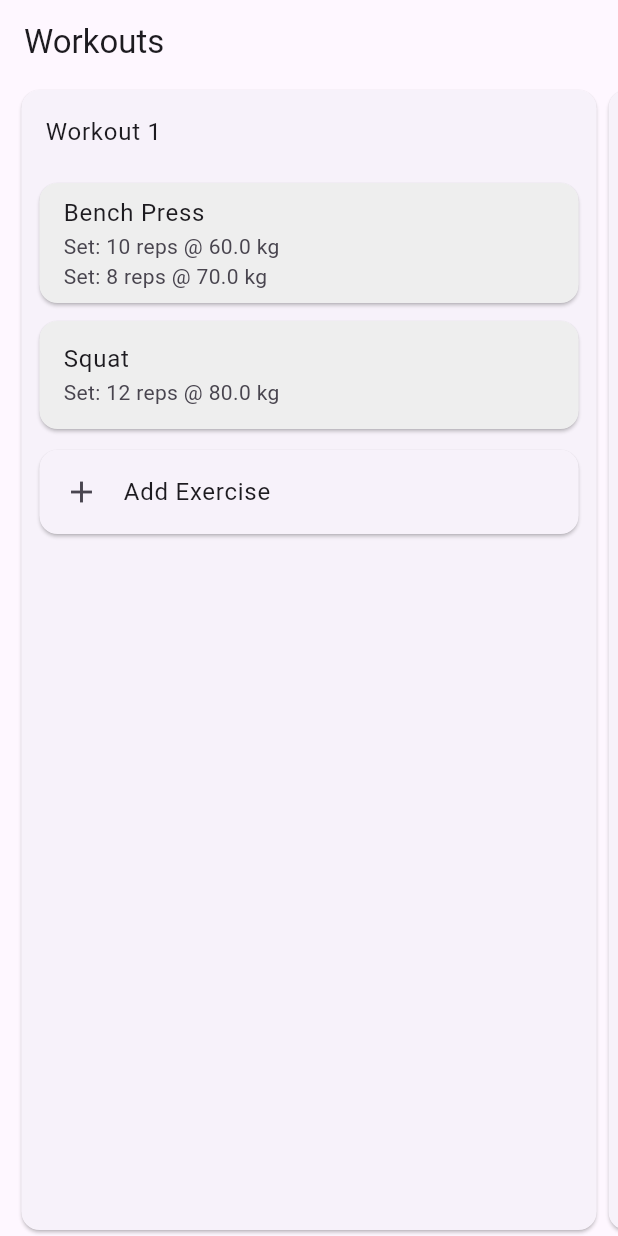
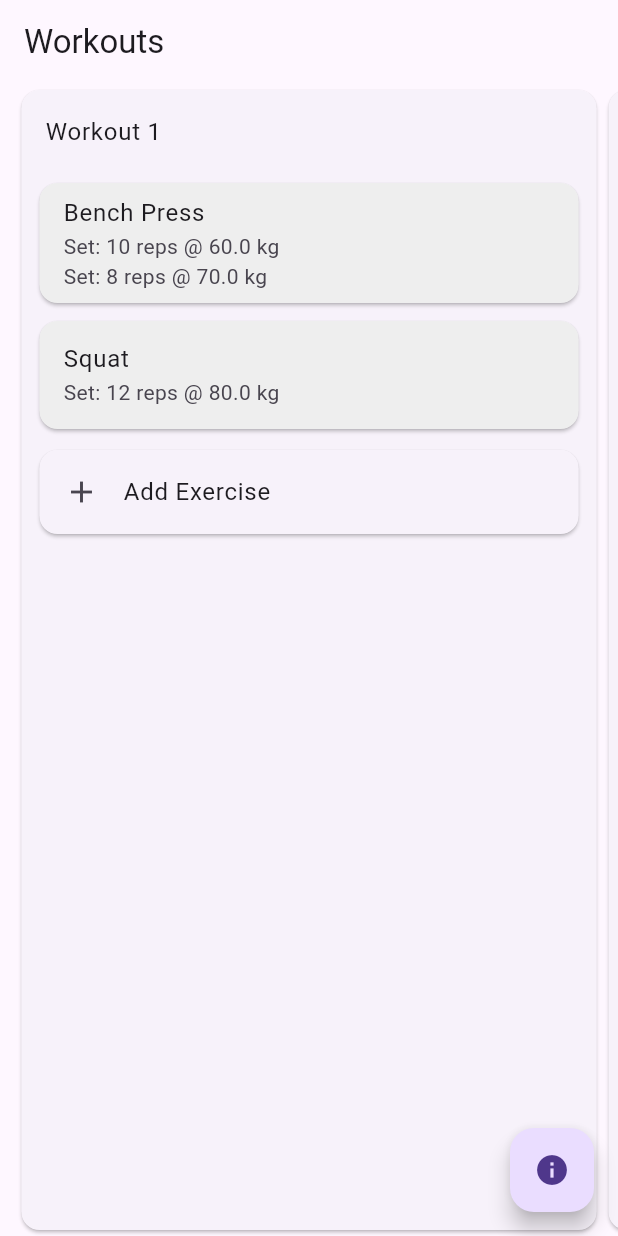
Before and after one commit to CraigBuilds/flutter_workout, a Flutter app: the screen it shows after launch, after a tap on "Add Workout", on a phone screen of 412 x 824 dp. Run offline on Flutter 3.47's test engine with Material 3 defaults, Android fonts, the phone set to English and light mode, and no system bars.

Commit message:
added navigation

```diff
--- a/lib/data_models.dart
+++ b/lib/data_models.dart
@@ -22,14 +22,18 @@ class ExerciseSet {
   ExerciseSet({required this.reps, required this.weight});
 }
 
+class Context {
+  final ValueNotifier<List<Workout?>> workouts;
+
+  Context(this.workouts);
+}
+
 // ----- State -----
 
-/// Workouts is an alias for ValueNotifier`<List<Workout>>`, it notifies listeners when the list (immutable) is rebuilt
-typedef Workouts = ValueNotifier<List<Workout?>>;
 
-void addDummyWorkout(Workouts workouts, int index) {
+void addDummyWorkout(Context context, int index) {
   final newWorkout = Workout(
-    name: 'Workout ${workouts.value.length + 1}',
+    name: 'Workout ${context.workouts.value.length + 1}',
     exercises: [
       Exercise(
         name: 'Bench Press',
@@ -49,10 +53,10 @@ void addDummyWorkout(Workouts workouts, int index) {
 
   // Assign a new list to the ValueNotifier value. The newWorkout should be placed at the given index.
   // If the index is greater than the current length, pad with nulls (this is done by increasing the length)
-  final newList = List<Workout?>.from(workouts.value);
+  final newList = List<Workout?>.from(context.workouts.value);
   if (index >= newList.length) {
     newList.length = index + 1;
   }
   newList[index] = newWorkout;
-  workouts.value = newList;
+  context.workouts.value = newList;
 }
--- a/lib/main.dart
+++ b/lib/main.dart
@@ -3,62 +3,74 @@ import 'data_models.dart';
 
 void main() async {
   WidgetsFlutterBinding.ensureInitialized();
-  final workouts = Workouts([]);
-  runApp(buildRoot(workouts));
+  final context = Context(ValueNotifier<List<Workout?>>([]));
+  runApp(buildRoot(context));
 }
 
 // ----- Root -----
 
-Widget buildRoot(Workouts workouts) => ValueListenableBuilder<List<Workout?>>(
-  valueListenable: workouts,
-  builder: (_, workoutList, __) => buildApp(workouts, workoutList),
+Widget buildRoot(Context context) => ValueListenableBuilder<List<Workout?>>(
+  valueListenable: context.workouts,
+  builder: (_, __, ___) => buildApp(context),
 );
 
 // ----- App -----
 
-Widget buildApp(Workouts workouts, List<Workout?> workoutList) => MaterialApp(
+//This is rebuilt by root whenever context.workouts changes
+Widget buildApp(Context context) => MaterialApp(
   title: 'Functional Workout App',
-  home: buildHome(workouts, workoutList),
+  home: buildHome(context),
+  routes: {
+    '/exercise_selector': (_) => buildExerciseSelector(),
+    '/about': (_) => buildAboutPage(),
+  },
 );
 
 // ----- Home Page -----
 
-Widget buildHome(Workouts workouts, List<Workout?> workoutList) => Scaffold(
+Widget buildHome(Context context) => Scaffold(
   appBar: AppBar(title: Text('Workouts')),
+  //PageView.builder is used to dynamically create pages for each workout
   body: PageView.builder(
     scrollDirection: Axis.horizontal,
     controller: PageController(viewportFraction: 0.95),
-    itemCount: workoutList.isEmpty ? 10 : workoutList.length + 10,
+    itemCount: context.workouts.value.isEmpty ? 10 : context.workouts.value.length + 10,
     itemBuilder: (_, i) {
-      if (i >= workoutList.length) {
-        return buildBlankPane(workouts, i);
+      if (i >= context.workouts.value.length) {
+        return buildBlankPane(context, i);
       }
-      if (workoutList[i] == null) {
-        return buildBlankPane(workouts, i);
+      if (context.workouts.value[i] == null) {
+        return buildBlankPane(context, i);
       }
-      return buildWorkoutPane(workouts, i);
+      return buildWorkoutPane(context, i);
     },
+  ),
+  floatingActionButton: Builder(
+    builder: (context) => FloatingActionButton(
+      onPressed: () => Navigator.of(context).pushNamed('/about'),
+      child: Icon(Icons.info),
+    ),
   ),
 );
 
 // ----- Workout Pane -----
 
-Widget buildWorkoutPane(Workouts workouts, int index) => Card(
+Widget buildWorkoutPane(Context context, int index) => Card(
   child: Column(
     children: [
       ListTile(
-        title: Text(workouts.value[index]!.name),
+        title: Text(context.workouts.value[index]!.name),
       ),
-      buildWorkoutPaneChildren(workouts, index),
+      buildWorkoutPaneChildren(context, index),
     ],
   ),
 );
 
-Widget buildWorkoutPaneChildren(Workouts workouts, int index) => Expanded(
+Widget buildWorkoutPaneChildren(Context context, int index) => Expanded(
   child: SingleChildScrollView(
     child: Column(
       children: [
-        ...workouts.value[index]!.exercises
+        ...context.workouts.value[index]!.exercises
             .map((exercise) => buildExerciseTile(exercise)),
         Card(
           margin: EdgeInsets.symmetric(vertical: 8, horizontal: 12),
@@ -75,10 +87,10 @@ Widget buildWorkoutPaneChildren(Workouts workouts, int index) => Expanded(
   ),
 );
 
-Widget buildBlankPane(Workouts workouts, int index) => Card(
+Widget buildBlankPane(Context context, int index) => Card(
   child: Center(
     child: ElevatedButton(
-      onPressed: () => addDummyWorkout(workouts, index),
+      onPressed: () => addDummyWorkout(context, index),
       child: Text('Add Workout'),
     ),
   ),
@@ -99,3 +111,29 @@ Widget buildExerciseTile(Exercise exercise) => Card(
     ),
   ),
 );
+
+// ----- Exercise Selector -----
+
+// This widget allows users to select exercises from a tree structure. It is a new page in the app.
+Widget buildExerciseSelector() => Scaffold(
+  appBar: AppBar(title: Text('Select Exercise')),
+  body: Center(
+    child: Text('Exercise Selector Placeholder'),
+  ),
+);
+
+// ----- About Page -----
+
+Widget buildAboutPage() => Scaffold(
+  appBar: AppBar(title: Text('About')),
+  body: Center(
+    child: Padding(
+      padding: EdgeInsets.all(24),
+      child: Text(
+        'Functional Workout App\n\nVersion 1.0\n\nCreated for demonstration purposes.',
+        textAlign: TextAlign.center,
+        style: TextStyle(fontSize: 18),
+      ),
+    ),
+  )
+);
```
